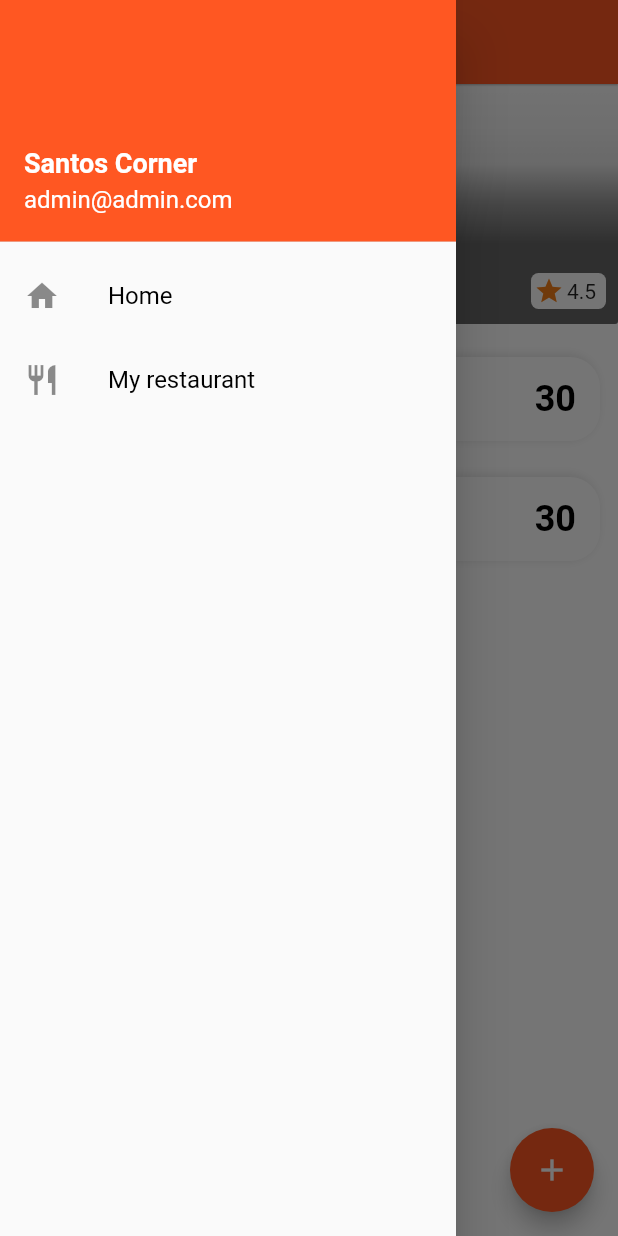
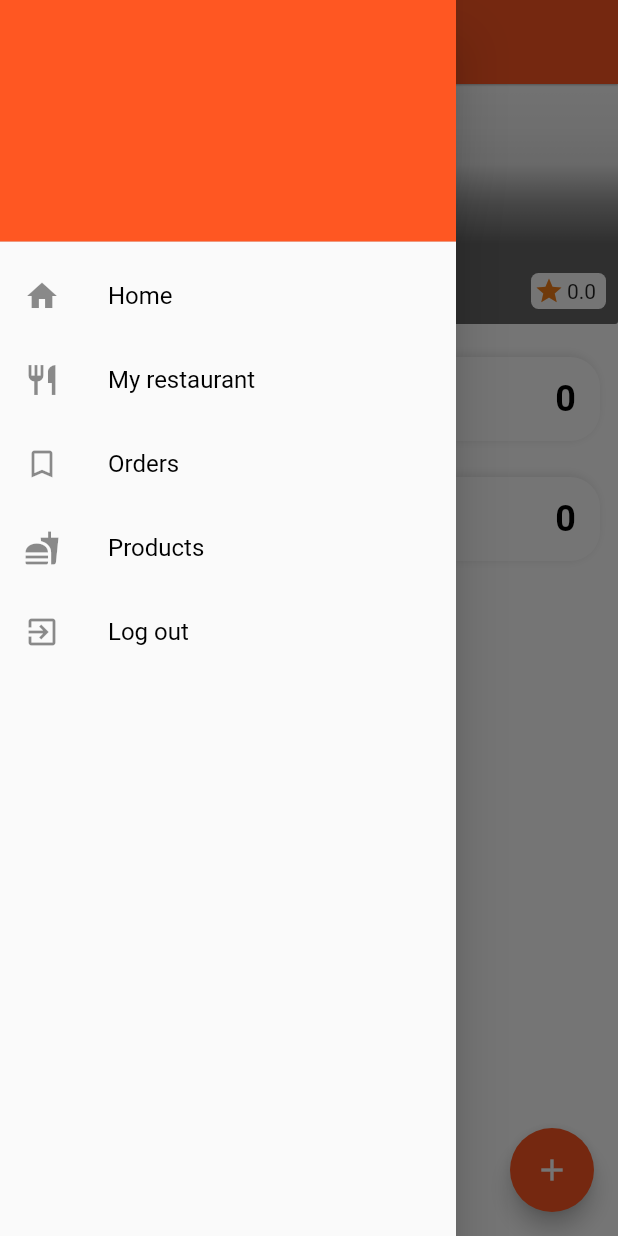
Before and after one commit to Santos-Enoque/resto-owner, a Flutter app: the screen it shows once a user with an empty profile is signed in, with the side drawer open, on a phone screen of 412 x 824 dp. Run offline on Flutter 3.47's test engine with Material 2 defaults, Android fonts, the phone set to English and light mode, and no system bars; our stand-ins replace cloud_firestore, file_picker, firebase_auth, firebase_storage, flutter_spinkit, image_picker and 1 more; accounts and stored records are empty; network calls fail.

Commit message:
final for tendoll

```diff
--- a/lib/helpers/order.dart
+++ b/lib/helpers/order.dart
@@ -17,16 +17,23 @@ class OrderServices{
     });
   }
 
-  Future<List<OrderModel>> getUserOrders({String userId}) async =>
+  Future<List<OrderModel>> restaurantOrders({String restaurantId}) async =>
       _firestore
           .collection(collection)
-          .where("userId", isEqualTo: userId)
+          .where("restaurantIds", arrayContains: restaurantId)
           .getDocuments()
           .then((result) {
         List<OrderModel> orders = [];
         for (DocumentSnapshot order in result.documents) {
           orders.add(OrderModel.fromSnapshot(order));
         }
+        print("NUMBER OF ORDERS: " + orders.length.toString());
+        print("NUMBER OF ORDERS: " + orders.length.toString());
+        print("NUMBER OF ORDERS: " + orders.length.toString());
+        print("NUMBER OF ORDERS: " + orders.length.toString());
+        print("NUMBER OF ORDERS: " + orders.length.toString());
+        print("NUMBER OF ORDERS: " + orders.length.toString());
+
         return orders;
       });
 
--- /dev/null
+++ b/lib/models/cart_item.dart
@@ -0,0 +1,71 @@
+
+class CartItemModel {
+  static const ID = "id";
+  static const NAME = "name";
+  static const IMAGE = "image";
+  static const PRODUCT_ID = "productId";
+  static const QUANTITY = "quantity";
+  static const PRICE = "price";
+  static const RESTAURANT_ID = "restaurantId";
+  static const TOTAL_RESTAURANT_SALES = "totalRestaurantSale";
+
+
+
+  String _id;
+  String _name;
+  String _image;
+  String _productId;
+  String _restaurantId;
+  int _totalRestaurantSale;
+  int _quantity;
+  int _price;
+  int _date;
+
+
+
+
+  //  getters
+  String get id => _id;
+
+  String get name => _name;
+
+  String get image => _image;
+
+  String get productId => _productId;
+
+  String get restaurantId => _restaurantId;
+
+  int get price => _price;
+
+  int get totalRestaurantSale => _totalRestaurantSale;
+
+  int get quantity => _quantity;
+
+  int get date => _date;
+
+
+
+  CartItemModel.fromMap(Map data, int createdAt){
+    _id = data[ID];
+    _name =  data[NAME];
+    _image =  data[IMAGE];
+    _productId = data[PRODUCT_ID];
+    _price = data[PRICE];
+    _quantity = data[QUANTITY];
+    _totalRestaurantSale = data[TOTAL_RESTAURANT_SALES];
+    _restaurantId = data[RESTAURANT_ID];
+    _date = createdAt;
+  }
+
+  Map toMap() => {
+    ID: _id,
+    IMAGE: _image,
+    NAME: _name,
+    PRODUCT_ID: _productId,
+    QUANTITY: _quantity,
+    PRICE: _price,
+    RESTAURANT_ID: _restaurantId,
+    TOTAL_RESTAURANT_SALES: _totalRestaurantSale
+  };
+
+}
--- a/lib/providers/user.dart
+++ b/lib/providers/user.dart
@@ -6,15 +6,15 @@ import 'package:firebase_auth/firebase_auth.dart';
 import 'package:food_app_course_resto/helpers/order.dart';
 import 'package:food_app_course_resto/helpers/product.dart';
 import 'package:food_app_course_resto/helpers/restaurant.dart';
+import 'package:food_app_course_resto/models/cart_item.dart';
 import 'package:food_app_course_resto/models/order.dart';
 import 'package:food_app_course_resto/models/product.dart';
 import 'package:food_app_course_resto/models/restaurant.dart';
 import 'package:uuid/uuid.dart';
 
+enum Status { Uninitialized, Authenticated, Authenticating, Unauthenticated }
 
-enum Status{Uninitialized, Authenticated, Authenticating, Unauthenticated}
-
-class UserProvider with ChangeNotifier{
+class UserProvider with ChangeNotifier {
   FirebaseAuth _auth;
   FirebaseUser _user;
   Status _status = Status.Uninitialized;
@@ -22,15 +22,26 @@ class UserProvider with ChangeNotifier{
   OrderServices _orderServices = OrderServices();
   RestaurantServices _restaurantServices = RestaurantServices();
   ProductServices _productServices = ProductServices();
+  double _totalSales = 0;
+  double _avgPrice = 0;
+  double _restaurantRating = 0;
+
 
   RestaurantModel _restaurant;
   List<ProductModel> products = <ProductModel>[];
-
+  List<CartItemModel> cartItems = [];
 
 //  getter
   Status get status => _status;
+
   FirebaseUser get user => _user;
+
   RestaurantModel get restaurant => _restaurant;
+
+  double get totalSales => _totalSales;
+  double get avgPrice => _avgPrice;
+  double get restaurantRating => _restaurantRating;
+
 
   // public variables
   List<OrderModel> orders = [];
@@ -41,18 +52,18 @@ class UserProvider with ChangeNotifier{
   TextEditingController password = TextEditingController();
   TextEditingController name = TextEditingController();
 
-
-  UserProvider.initialize(): _auth = FirebaseAuth.instance{
+  UserProvider.initialize() : _auth = FirebaseAuth.instance {
     _auth.onAuthStateChanged.listen(_onStateChanged);
   }
 
-  Future<bool> signIn()async{
-    try{
+  Future<bool> signIn() async {
+    try {
       _status = Status.Authenticating;
       notifyListeners();
-      await _auth.signInWithEmailAndPassword(email: email.text.trim(), password: password.text.trim());
+      await _auth.signInWithEmailAndPassword(
+          email: email.text.trim(), password: password.text.trim());
       return true;
-    }catch(e){
+    } catch (e) {
       _status = Status.Unauthenticated;
       notifyListeners();
       print(e.toString());
@@ -60,27 +71,27 @@ class UserProvider with ChangeNotifier{
     }
   }
 
-
-  Future<bool> signUp()async{
-    try{
+  Future<bool> signUp() async {
+    try {
       _status = Status.Authenticating;
       notifyListeners();
-      await _auth.createUserWithEmailAndPassword(email: email.text.trim(), password: password.text.trim()).then((result){
+      await _auth
+          .createUserWithEmailAndPassword(
+              email: email.text.trim(), password: password.text.trim())
+          .then((result) {
         _firestore.collection('restaurants').document(result.user.uid).setData({
-          'name':name.text,
-          'email':email.text,
-          'id':result.user.uid,
+          'name': name.text,
+          'email': email.text,
+          'id': result.user.uid,
           "avgPrice": 0.0,
           "image": "",
-          "popular":false,
+          "popular": false,
           "rates": 0,
           "rating": 0.0,
-
-
         });
       });
       return true;
-    }catch(e){
+    } catch (e) {
       _status = Status.Unauthenticated;
       notifyListeners();
       print(e.toString());
@@ -88,57 +99,93 @@ class UserProvider with ChangeNotifier{
     }
   }
 
-  Future signOut()async{
+  Future signOut() async {
     _auth.signOut();
     _status = Status.Unauthenticated;
     notifyListeners();
     return Future.delayed(Duration.zero);
   }
 
-  void clearController(){
+  void clearController() {
     name.text = "";
     password.text = "";
     email.text = "";
   }
 
-  Future<void> reload()async{
+  Future<void> reload() async {
     _restaurant = await _restaurantServices.getRestaurantById(id: user.uid);
+    await loadProductsByRestaurant(restaurantId: user.uid);
+    await getOrders();
+    await getTotalSales();
+    await getAvgPrice();
     notifyListeners();
   }
 
-
-  Future<void> _onStateChanged(FirebaseUser firebaseUser) async{
-    if(firebaseUser == null){
+  Future<void> _onStateChanged(FirebaseUser firebaseUser) async {
+    if (firebaseUser == null) {
       _status = Status.Unauthenticated;
-    }else{
+    } else {
       _user = firebaseUser;
       _status = Status.Authenticated;
       await loadProductsByRestaurant(restaurantId: user.uid);
+      await getOrders();
+      await getTotalSales();
+      await getAvgPrice();
       _restaurant = await _restaurantServices.getRestaurantById(id: user.uid);
     }
     notifyListeners();
   }
 
-
-  getOrders()async{
-    orders = await _orderServices.getUserOrders(userId: _user.uid);
+  getOrders() async {
+    orders = await _orderServices.restaurantOrders(restaurantId: _user.uid);
     notifyListeners();
   }
 
-  Future<bool> removeFromCart({Map cartItem})async{
+  getTotalSales() async {
+    for (OrderModel order in orders) {
+      for (CartItemModel item in order.cart) {
+        if (item.restaurantId == user.uid) {
+          _totalSales = _totalSales + item.totalRestaurantSale;
+          cartItems.add(item);
+        }
+      }
+    }
+    _totalSales = _totalSales / 100;
+    notifyListeners();
+  }
+
+  getAvgPrice()async{
+    if(products.length != 0){
+      int amountSum = 0;
+      for(ProductModel product in products){
+        amountSum = product.price;
+      }
+      _avgPrice = (amountSum / products.length) / 100;
+    }
+    notifyListeners();
+  }
+
+  getRating(){
+    if(_restaurant.rates != 0){
+      _restaurantRating = restaurant.rating / restaurant.rates;
+    }
+  }
+
+
+
+  Future<bool> removeFromCart({Map cartItem}) async {
     print("THE PRODUC IS: ${cartItem.toString()}");
 
-    try{
+    try {
 //      _userServicse.removeFromCart(userId: _user.uid, cartItem: cartItem);
       return true;
-    }catch(e){
+    } catch (e) {
       print("THE ERROR ${e.toString()}");
       return false;
     }
-
   }
 
-  Future loadProductsByRestaurant({String restaurantId})async{
+  Future loadProductsByRestaurant({String restaurantId}) async {
     products = await _productServices.getProductsByRestaurant(id: restaurantId);
     notifyListeners();
   }
--- a/lib/screens/add_product.dart
+++ b/lib/screens/add_product.dart
@@ -283,6 +283,7 @@ class _AddProductScreenState extends State<AddProductScreen> {
                       duration: const Duration(seconds: 10),
                     ));
                     userProvider.loadProductsByRestaurant(restaurantId: userProvider.restaurant.id);
+                    await userProvider.reload();
                     appProvider.changeLoading();
                   },
                   child: CustomText(
--- a/lib/screens/dashboard.dart
+++ b/lib/screens/dashboard.dart
@@ -4,6 +4,9 @@ import 'package:food_app_course_resto/helpers/style.dart';
 import 'package:food_app_course_resto/models/restaurant.dart';
 import 'package:food_app_course_resto/providers/product.dart';
 import 'package:food_app_course_resto/providers/user.dart';
+import 'package:food_app_course_resto/screens/login.dart';
+import 'package:food_app_course_resto/screens/orders.dart';
+import 'package:food_app_course_resto/screens/products.dart';
 import 'package:food_app_course_resto/widgets/custom_text.dart';
 import 'package:food_app_course_resto/widgets/loading.dart';
 import 'package:food_app_course_resto/widgets/product.dart';
@@ -29,7 +32,7 @@ class DashboardScreen extends StatelessWidget {
         elevation: 0.5,
         backgroundColor: primary,
         title: CustomText(
-          text: "Sales: \$12.99",
+          text: "Sales: \$${userProvider.totalSales}",
           color: white,
         ),
         actions: <Widget>[],
@@ -40,13 +43,13 @@ class DashboardScreen extends StatelessWidget {
             UserAccountsDrawerHeader(
               decoration: BoxDecoration(color: primary),
               accountName: CustomText(
-                text: "Santos Corner",
+                text: userProvider.restaurant?.name ?? "",
                 color: white,
                 weight: FontWeight.bold,
                 size: 18,
               ),
               accountEmail: CustomText(
-                text: "admin@admin.com",
+                text: userProvider.user.email ?? "",
                 color: white,
               ),
             ),
@@ -60,6 +63,31 @@ class DashboardScreen extends StatelessWidget {
               onTap: () {},
               leading: Icon(Icons.restaurant),
               title: CustomText(text: "My restaurant"),
+            ),
+
+            ListTile(
+              onTap: () {
+                changeScreen(context, OrdersScreen());
+              },
+              leading: Icon(Icons.bookmark_border),
+              title: CustomText(text: "Orders"),
+            ),
+
+            ListTile(
+              onTap: () {
+                changeScreen(context, ProductsScreen());
+              },
+              leading: Icon(Icons.fastfood),
+              title: CustomText(text: "Products"),
+            ),
+
+            ListTile(
+              onTap: () {
+                userProvider.signOut();
+                changeScreenReplacement(context, LoginScreen());
+              },
+              leading: Icon(Icons.exit_to_app),
+              title: CustomText(text: "Log out"),
             ),
           ],
         ),
@@ -114,7 +142,7 @@ class DashboardScreen extends StatelessWidget {
                   child: Align(
                       alignment: Alignment.bottomLeft,
                       child: CustomText(
-                        text: 'Santos Corner',
+                        text: userProvider?.restaurant?.name ?? "",
                         color: white,
                         size: 24,
                         weight: FontWeight.normal,
@@ -127,7 +155,7 @@ class DashboardScreen extends StatelessWidget {
                   child: Align(
                       alignment: Alignment.bottomLeft,
                       child: CustomText(
-                        text: "Average Price: \$5.5",
+                        text: "Average Price: \$ ${userProvider.avgPrice}",
                         color: white,
                         size: 16,
                         weight: FontWeight.w300,
@@ -156,7 +184,7 @@ class DashboardScreen extends StatelessWidget {
                                 size: 20,
                               ),
                             ),
-                            Text("4.5"),
+                            Text("${userProvider.restaurantRating}"),
                           ],
                         ),
                       ),
@@ -197,6 +225,9 @@ class DashboardScreen extends StatelessWidget {
                           blurRadius: 5),
                     ]),
                 child: ListTile(
+                  onTap: (){
+                    changeScreen(context, OrdersScreen());
+                  },
                     leading: Padding(
                       padding: const EdgeInsets.all(4),
                       child: Image.asset("images/delivery.png"),
@@ -206,7 +237,7 @@ class DashboardScreen extends StatelessWidget {
                       size: 24,
                     ),
                     trailing: CustomText(
-                      text: "30",
+                      text: userProvider.orders.length.toString(),
                       size: 24,
                       weight: FontWeight.bold,
                     )),
@@ -229,16 +260,19 @@ class DashboardScreen extends StatelessWidget {
                           blurRadius: 5),
                     ]),
                 child: ListTile(
+                  onTap: (){
+                    changeScreen(context, ProductsScreen());
+                  },
                     leading: Padding(
                       padding: const EdgeInsets.all(4),
                       child: Image.asset("images/fd.png"),
                     ),
                     title: CustomText(
-                      text: "Total Food",
+                      text: "Products",
                       size: 24,
                     ),
                     trailing: CustomText(
-                      text: "30",
+                      text: userProvider.products.length.toString(),
                       size: 24,
                       weight: FontWeight.bold,
                     )),
```
Also changed, not shown: lib/models/order.dart (+15 -3 lines), lib/screens/orders.dart (added, +45 -0 lines), lib/screens/products.dart (added, +44 -0 lines), lib/widgets/product.dart (+14 -46 lines).
